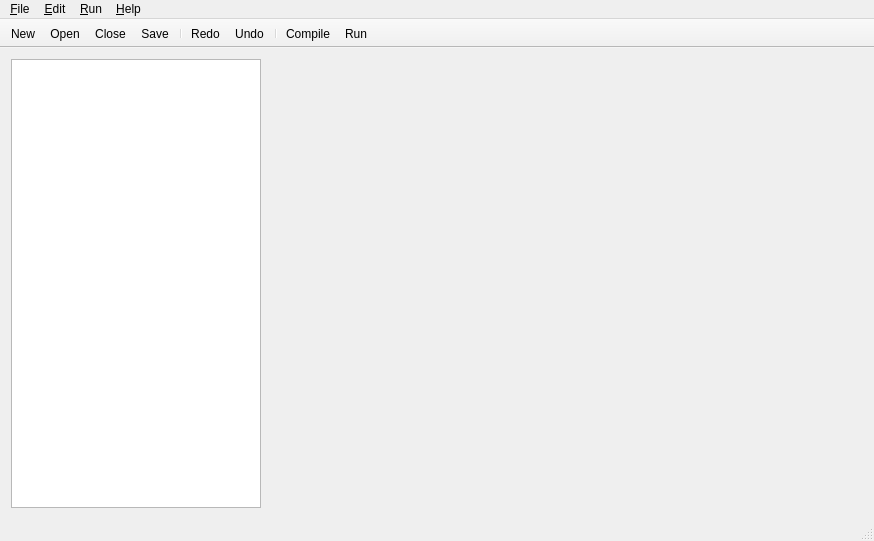
owensss/cminus, file UI/mainwindow.ui: the form before one commit.
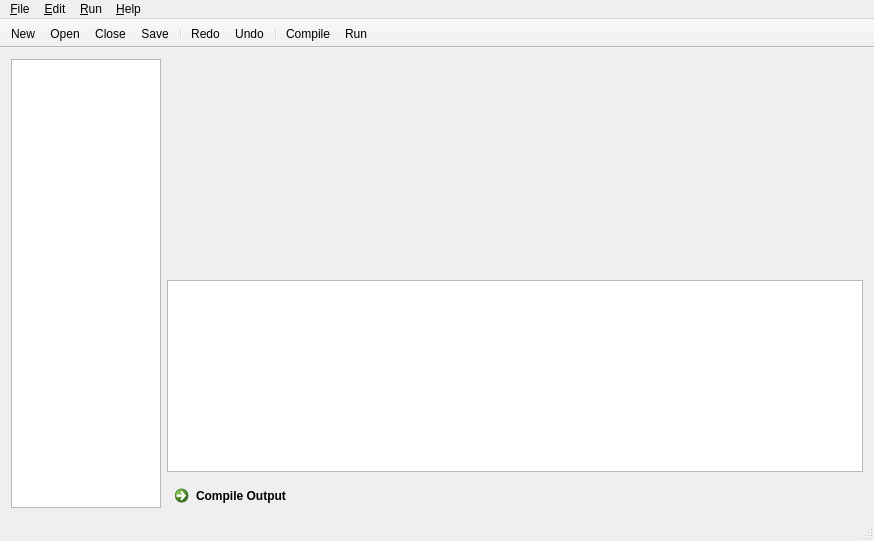
The form after the commit. Icons and pictures are not drawn. Custom widgets are drawn as their Qt base class.

```diff
--- a/UI/mainwindow.ui
+++ b/UI/mainwindow.ui
@@ -14,6 +14,12 @@
    <string>CMinusIDE</string>
   </property>
   <widget class="QWidget" name="centralWidget">
+   <property name="sizePolicy">
+    <sizepolicy hsizetype="Preferred" vsizetype="Fixed">
+     <horstretch>0</horstretch>
+     <verstretch>0</verstretch>
+    </sizepolicy>
+   </property>
    <layout class="QVBoxLayout" name="verticalLayout">
     <item>
      <layout class="QHBoxLayout" name="horizontalLayout">
@@ -33,14 +39,25 @@
         </property>
         <property name="maximumSize">
          <size>
-          <width>250</width>
+          <width>150</width>
           <height>16777215</height>
          </size>
         </property>
        </widget>
       </item>
       <item>
+       <layout class="QVBoxLayout" name="verticalLayout_2">
+        <property name="sizeConstraint">
+         <enum>QLayout::SetNoConstraint</enum>
+        </property>
+        <item>
        <widget class="TabDocs" name="codeTabs">
+          <property name="sizePolicy">
+           <sizepolicy hsizetype="Preferred" vsizetype="Expanding">
+            <horstretch>0</horstretch>
+            <verstretch>0</verstretch>
+           </sizepolicy>
+          </property>
         <property name="tabPosition">
          <enum>QTabWidget::North</enum>
         </property>
@@ -64,6 +81,47 @@
         </property>
        </widget>
       </item>
+        <item>
+         <widget class="QTextBrowser" name="outputText">
+          <property name="sizePolicy">
+           <sizepolicy hsizetype="MinimumExpanding" vsizetype="Fixed">
+            <horstretch>0</horstretch>
+            <verstretch>0</verstretch>
+           </sizepolicy>
+          </property>
+          <property name="minimumSize">
+           <size>
+            <width>0</width>
+            <height>0</height>
+           </size>
+          </property>
+          <property name="maximumSize">
+           <size>
+            <width>16777215</width>
+            <height>350</height>
+           </size>
+          </property>
+         </widget>
+        </item>
+        <item>
+         <widget class="QCommandLinkButton" name="commandLinkButton">
+          <property name="maximumSize">
+           <size>
+            <width>16777215</width>
+            <height>30</height>
+           </size>
+          </property>
+          <property name="text">
+           <string>Compile Output</string>
+          </property>
+          <property name="icon">
+           <iconset resource="resource.qrc">
+            <normaloff>:/res/res/output.png</normaloff>:/res/res/output.png</iconset>
+          </property>
+         </widget>
+        </item>
+       </layout>
+      </item>
      </layout>
     </item>
    </layout>
```
Left out of the diff: 5 changed lines with no effect on the pictures. Lines whose indentation alone changed are shown as unchanged.
